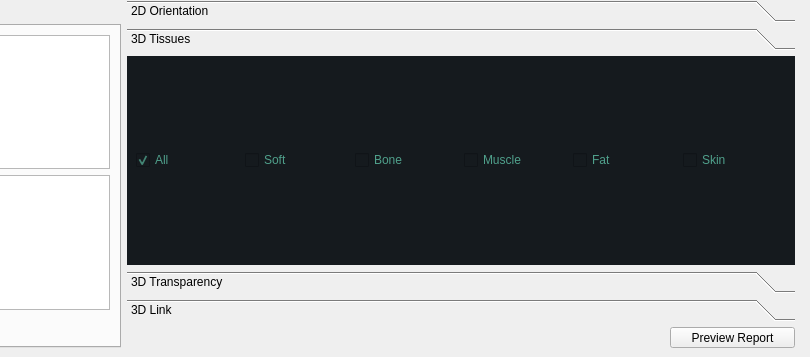
nilsgehlin/team-dft, file UI/rad.ui: the form before one commit; both pictures show x 556 to 1366 and y 456 to 813 of the 1366 by 813 pixel window.
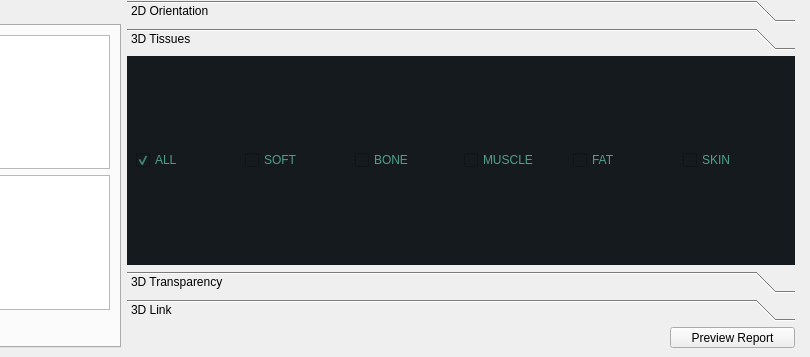
The form after the commit. The open tabs and pages were chosen to show the change. Icons and pictures are not drawn.

Commit message: UI + engine functionality; Locked for bazaar;

Patch:
```diff
--- a/UI/rad.ui
+++ b/UI/rad.ui
@@ -1076,7 +1076,7 @@
         <item>
          <widget class="QCheckBox" name="checkBox_All">
           <property name="text">
-           <string>All</string>
+           <string>ALL</string>
           </property>
           <property name="checked">
            <bool>true</bool>
@@ -1086,28 +1086,28 @@
         <item>
          <widget class="QCheckBox" name="checkBox_Soft">
           <property name="text">
-           <string>Soft</string>
+           <string>SOFT</string>
           </property>
          </widget>
         </item>
         <item>
          <widget class="QCheckBox" name="checkBox_Bone">
           <property name="text">
-           <string>Bone</string>
+           <string>BONE</string>
           </property>
          </widget>
         </item>
         <item>
          <widget class="QCheckBox" name="checkBox_Muscle">
           <property name="text">
-           <string>Muscle</string>
+           <string>MUSCLE</string>
           </property>
          </widget>
         </item>
         <item>
          <widget class="QCheckBox" name="checkBox_Fat">
           <property name="text">
-           <string>Fat</string>
+           <string>FAT</string>
           </property>
          </widget>
         </item>
@@ -1117,7 +1117,7 @@
            <string notr="true">c</string>
           </property>
           <property name="text">
-           <string>Skin</string>
+           <string>SKIN</string>
           </property>
          </widget>
         </item>
```
Left out of the diff: 90 changed lines with no effect on the pictures. The commit also changes 7 other files.
